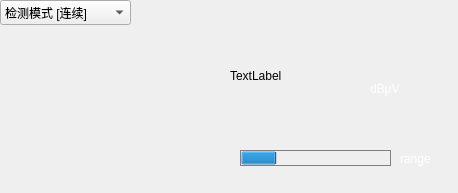
First picture: the form in Gui/Function/aawidget.ui, repository rpdhunter/swbox, before the edit.
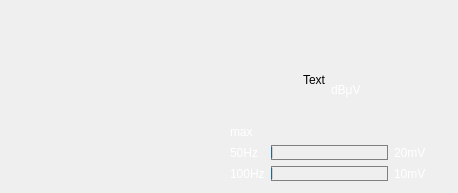
Second picture: the form after the edit. Custom widgets are drawn as their Qt base class.

What changed in the file:
```diff
--- a/Gui/Function/aawidget.ui
+++ b/Gui/Function/aawidget.ui
@@ -13,181 +13,199 @@
   <property name="windowTitle">
    <string notr="true">Form</string>
   </property>
-  <widget class="QComboBox" name="comboBox">
-   <property name="geometry">
-    <rect>
-     <x>0</x>
-     <y>0</y>
-     <width>131</width>
-     <height>25</height>
-    </rect>
-   </property>
-   <property name="currentText">
-    <string>检测模式 [连续]</string>
-   </property>
-   <property name="maxVisibleItems">
-    <number>15</number>
-   </property>
-   <item>
-    <property name="text">
-     <string>检测模式 [连续]</string>
-    </property>
-   </item>
-   <item>
-    <property name="text">
-     <string>图形显示 [时序图]</string>
-    </property>
-   </item>
-   <item>
-    <property name="text">
-     <string>增益调节 [×1]</string>
-    </property>
-   </item>
-   <item>
-    <property name="text">
-     <string>音量调节 [×8]</string>
-    </property>
-   </item>
-   <item>
-    <property name="text">
-     <string>黄色报警阈值[20]dB</string>
-    </property>
-   </item>
-   <item>
-    <property name="text">
-     <string>红色报警阈值[20]dB</string>
-    </property>
-   </item>
-   <item>
-    <property name="text">
-     <string>脉冲触发[3]mV</string>
-    </property>
-   </item>
-   <item>
-    <property name="text">
-     <string>连续录波[5s]</string>
-    </property>
-   </item>
-   <item>
-    <property name="text">
-     <string>最大值重置</string>
-    </property>
-   </item>
-  </widget>
-  <widget class="QProgressBar" name="progressBar">
-   <property name="geometry">
-    <rect>
-     <x>240</x>
-     <y>150</y>
-     <width>151</width>
-     <height>16</height>
-    </rect>
-   </property>
-   <property name="styleSheet">
-    <string notr="true">QProgressBar{border:1px solid gray;background:transparent;}
-QProgressBar::chunk{&quot;background-color:skyblue;&quot;}</string>
-   </property>
-   <property name="value">
-    <number>24</number>
-   </property>
-   <property name="textVisible">
-    <bool>false</bool>
-   </property>
-  </widget>
-  <widget class="QLabel" name="label_val">
+  <widget class="QWidget" name="">
    <property name="geometry">
     <rect>
      <x>230</x>
      <y>40</y>
-     <width>131</width>
-     <height>71</height>
+     <width>196</width>
+     <height>141</height>
     </rect>
    </property>
-   <property name="styleSheet">
-    <string notr="true">QLabel {font-family:WenQuanYi Micro Hei;font-size:52px;color:white}
+   <layout class="QVBoxLayout" name="layout_main">
+    <item>
+     <layout class="QHBoxLayout" name="horizontalLayout">
+      <item>
+       <layout class="QVBoxLayout" name="verticalLayout_2">
+        <item>
+         <widget class="QLabel" name="label_val">
+          <property name="sizePolicy">
+           <sizepolicy hsizetype="Preferred" vsizetype="Expanding">
+            <horstretch>0</horstretch>
+            <verstretch>0</verstretch>
+           </sizepolicy>
+          </property>
+          <property name="styleSheet">
+           <string notr="true">QLabel {font-family:WenQuanYi Micro Hei;font-size:52px;color:white}
 background:transparent;color:gray;</string>
-   </property>
-   <property name="text">
-    <string notr="true">TextLabel</string>
-   </property>
-  </widget>
-  <widget class="QLabel" name="label_max">
-   <property name="geometry">
-    <rect>
-     <x>240</x>
-     <y>120</y>
-     <width>151</width>
-     <height>17</height>
-    </rect>
-   </property>
-   <property name="styleSheet">
-    <string notr="true">QLabel {color:white;}</string>
-   </property>
-   <property name="text">
-    <string notr="true"/>
-   </property>
-  </widget>
-  <widget class="QLabel" name="label_3">
-   <property name="geometry">
-    <rect>
-     <x>370</x>
-     <y>80</y>
-     <width>41</width>
-     <height>17</height>
-    </rect>
-   </property>
-   <property name="styleSheet">
-    <string notr="true">QLabel {color:white;}</string>
-   </property>
-   <property name="text">
-    <string notr="true">dBμV</string>
-   </property>
-  </widget>
-  <widget class="QLabel" name="label_range">
-   <property name="geometry">
-    <rect>
-     <x>400</x>
-     <y>150</y>
-     <width>61</width>
-     <height>17</height>
-    </rect>
-   </property>
-   <property name="styleSheet">
-    <string notr="true">QLabel {color:white;}</string>
-   </property>
-   <property name="text">
-    <string notr="true">range</string>
-   </property>
-  </widget>
-  <widget class="QWidget" name="widget" native="true">
-   <property name="geometry">
-    <rect>
-     <x>10</x>
-     <y>35</y>
-     <width>201</width>
-     <height>140</height>
-    </rect>
-   </property>
-   <widget class="QwtPlot" name="qwtPlot">
-    <property name="geometry">
-     <rect>
-      <x>0</x>
-      <y>0</y>
-      <width>201</width>
-      <height>140</height>
-     </rect>
-    </property>
-   </widget>
+          </property>
+          <property name="text">
+           <string notr="true">Text</string>
+          </property>
+          <property name="alignment">
+           <set>Qt::AlignRight|Qt::AlignTrailing|Qt::AlignVCenter</set>
+          </property>
+         </widget>
+        </item>
+        <item>
+         <widget class="QLabel" name="label_max">
+          <property name="sizePolicy">
+           <sizepolicy hsizetype="Preferred" vsizetype="Minimum">
+            <horstretch>0</horstretch>
+            <verstretch>0</verstretch>
+           </sizepolicy>
+          </property>
+          <property name="styleSheet">
+           <string notr="true">QLabel {color:white;}</string>
+          </property>
+          <property name="text">
+           <string notr="true">max</string>
+          </property>
+         </widget>
+        </item>
+       </layout>
+      </item>
+      <item>
+       <layout class="QVBoxLayout" name="verticalLayout">
+        <item>
+         <spacer name="verticalSpacer">
+          <property name="orientation">
+           <enum>Qt::Vertical</enum>
+          </property>
+          <property name="sizeHint" stdset="0">
+           <size>
+            <width>20</width>
+            <height>40</height>
+           </size>
+          </property>
+         </spacer>
+        </item>
+        <item>
+         <widget class="QLabel" name="label_3">
+          <property name="sizePolicy">
+           <sizepolicy hsizetype="Minimum" vsizetype="Preferred">
+            <horstretch>0</horstretch>
+            <verstretch>0</verstretch>
+           </sizepolicy>
+          </property>
+          <property name="styleSheet">
+           <string notr="true">QLabel {color:white;}</string>
+          </property>
+          <property name="text">
+           <string notr="true">dBμV</string>
+          </property>
+         </widget>
+        </item>
+        <item>
+         <spacer name="verticalSpacer_2">
+          <property name="orientation">
+           <enum>Qt::Vertical</enum>
+          </property>
+          <property name="sizeHint" stdset="0">
+           <size>
+            <width>20</width>
+            <height>40</height>
+           </size>
+          </property>
+         </spacer>
+        </item>
+       </layout>
+      </item>
+     </layout>
+    </item>
+    <item>
+     <layout class="QGridLayout" name="gridLayout">
+      <item row="1" column="0">
+       <widget class="QLabel" name="label_range_2">
+        <property name="styleSheet">
+         <string notr="true">QLabel {color:white;}</string>
+        </property>
+        <property name="text">
+         <string notr="true">100Hz</string>
+        </property>
+       </widget>
+      </item>
+      <item row="1" column="1">
+       <widget class="QProgressBar" name="progressBar_100Hz">
+        <property name="maximumSize">
+         <size>
+          <width>16777215</width>
+          <height>15</height>
+         </size>
+        </property>
+        <property name="styleSheet">
+         <string notr="true">QProgressBar{border:1px solid gray;background:transparent;}
+QProgressBar::chunk{&quot;background-color:skyblue;&quot;}</string>
+        </property>
+        <property name="maximum">
+         <number>50</number>
+        </property>
+        <property name="value">
+         <number>0</number>
+        </property>
+        <property name="textVisible">
+         <bool>false</bool>
+        </property>
+       </widget>
+      </item>
+      <item row="0" column="0">
+       <widget class="QLabel" name="label_range">
+        <property name="styleSheet">
+         <string notr="true">QLabel {color:white;}</string>
+        </property>
+        <property name="text">
+         <string notr="true">50Hz</string>
+        </property>
+       </widget>
+      </item>
+      <item row="0" column="2">
+       <widget class="QLabel" name="label_50Hz">
+        <property name="styleSheet">
+         <string notr="true">QLabel {color:white;}</string>
+        </property>
+        <property name="text">
+         <string notr="true">20mV</string>
+        </property>
+       </widget>
+      </item>
+      <item row="1" column="2">
+       <widget class="QLabel" name="label_100Hz">
+        <property name="styleSheet">
+         <string notr="true">QLabel {color:white;}</string>
+        </property>
+        <property name="text">
+         <string notr="true">10mV</string>
+        </property>
+       </widget>
+      </item>
+      <item row="0" column="1">
+       <widget class="QProgressBar" name="progressBar_50Hz">
+        <property name="maximumSize">
+         <size>
+          <width>16777215</width>
+          <height>15</height>
+         </size>
+        </property>
+        <property name="styleSheet">
+         <string notr="true">QProgressBar{border:1px solid gray;background:transparent;}
+QProgressBar::chunk{&quot;background-color:skyblue;&quot;}</string>
+        </property>
+        <property name="maximum">
+         <number>50</number>
+        </property>
+        <property name="value">
+         <number>0</number>
+        </property>
+        <property name="textVisible">
+         <bool>false</bool>
+        </property>
+       </widget>
+      </item>
+     </layout>
+    </item>
+   </layout>
   </widget>
  </widget>
- <customwidgets>
-  <customwidget>
-   <class>QwtPlot</class>
-   <extends>QFrame</extends>
-   <header>qwt_plot.h</header>
-   <container>1</container>
-  </customwidget>
- </customwidgets>
  <resources/>
  <connections/>
 </ui>
```
